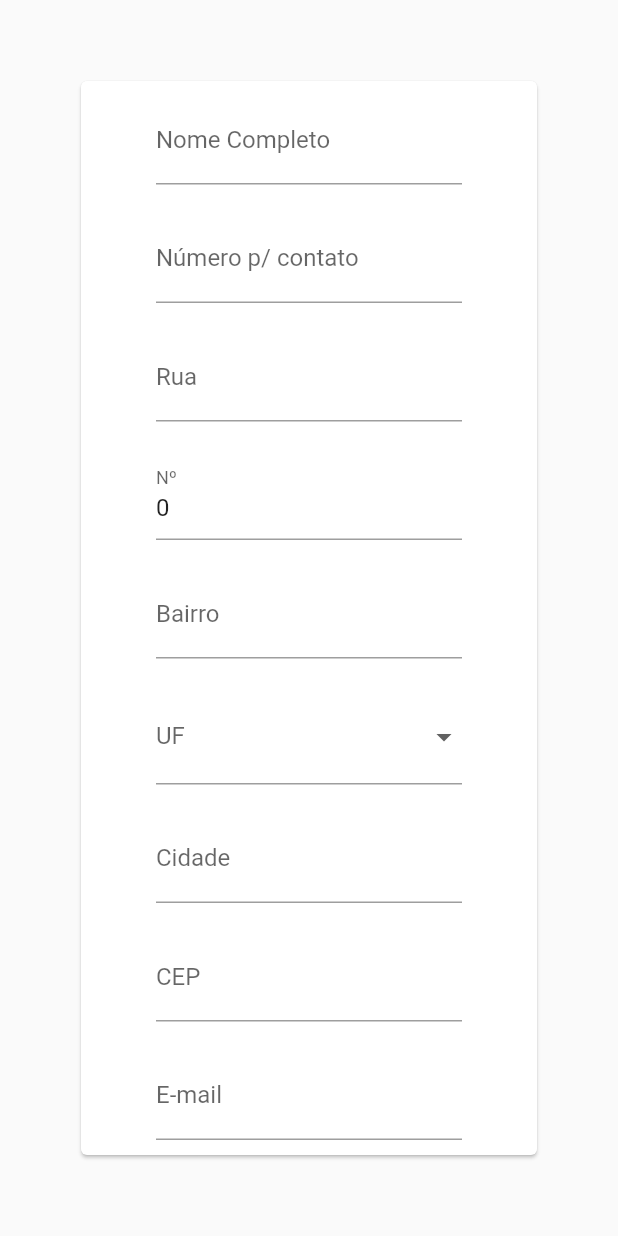
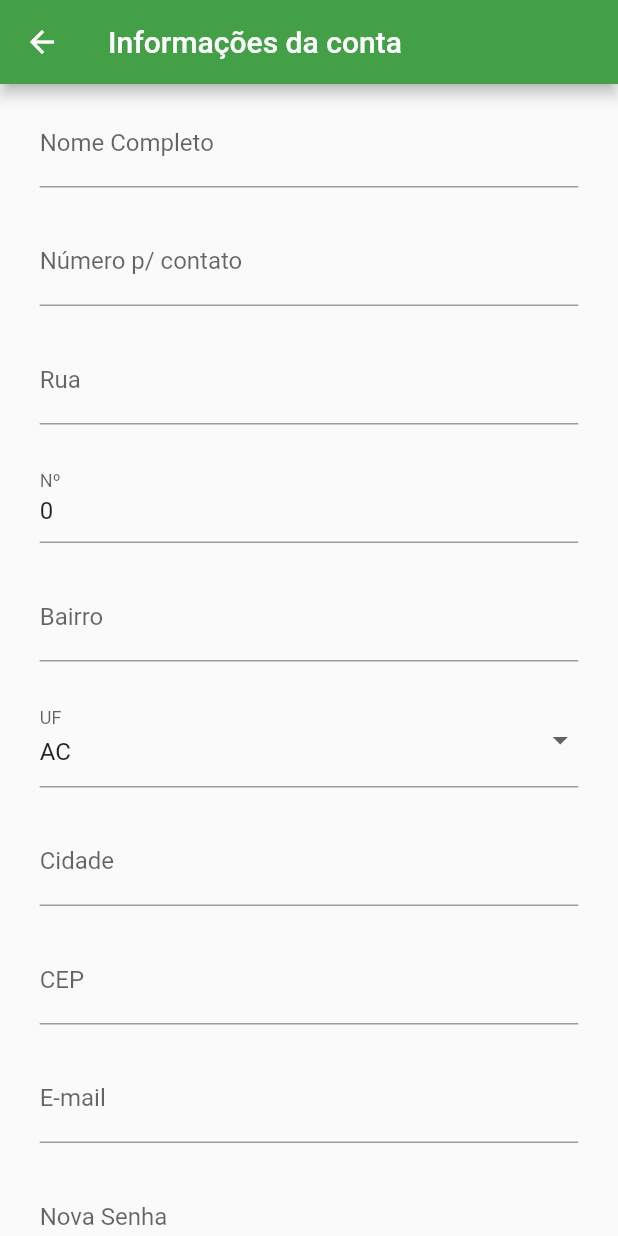
Before and after one commit to cadupereira21/SI700-Mobile, a Flutter app: the UserProfileScreen screen opened directly, on a phone screen of 412 x 824 dp. Run offline on Flutter 3.47's test engine with Material 2 defaults, Android fonts, the phone set to English and light mode, and no system bars; our stand-ins replace dio, flutter_bloc, mask_text_input_formatter; accounts and stored records are empty.

Commit message:
Update UserProfileScreen layout

```diff
--- a/app_seu_madeu_sucos/lib/Data/UserData.dart
+++ b/app_seu_madeu_sucos/lib/Data/UserData.dart
@@ -13,7 +13,7 @@ class UserData {
         street: "",
         streetNumber: 0,
         neighbour: "",
-        district: "",
+        district: "AC",
         city: "",
         cep: "",
       ),
--- a/app_seu_madeu_sucos/lib/View/UpdateUserInfoErrorScreen.dart
+++ b/app_seu_madeu_sucos/lib/View/UpdateUserInfoErrorScreen.dart
@@ -1,8 +1,5 @@
-import 'package:app_seu_madeu_sucos/Controller/Requester/UserRequester/UserRequesterBloc.dart';
-import 'package:app_seu_madeu_sucos/Controller/Requester/UserRequester/UserRequesterState.dart';
 import 'package:app_seu_madeu_sucos/View/UserProfileScreen.dart';
 import 'package:flutter/material.dart';
-import 'package:flutter_bloc/flutter_bloc.dart';
 
 class UpdateUserInfoErrorScreen extends StatelessWidget {
   const UpdateUserInfoErrorScreen({super.key});
--- a/app_seu_madeu_sucos/lib/View/UserProfileScreen.dart
+++ b/app_seu_madeu_sucos/lib/View/UserProfileScreen.dart
@@ -5,7 +5,6 @@ import 'package:flutter_bloc/flutter_bloc.dart';
 import 'package:mask_text_input_formatter/mask_text_input_formatter.dart';
 import '../Controller/Requester/UserRequester/UserRequesterBloc.dart';
 import '../Controller/Requester/UserRequester/UserRequesterEvent.dart';
-import '../Controller/Requester/UserRequester/UserRequesterState.dart';
 import '../Data/UserData.dart';
 import '../Model/Districts.dart';
 import '../Model/User.dart';
@@ -28,14 +27,17 @@ class _UserProfileScreenState extends State<UserProfileScreen> {
 
   @override
   Widget build(BuildContext context) {
-    return Padding(
-      padding: const EdgeInsets.all(50.0),
-      child: Card(
-        child: SingleChildScrollView(
+    var screenWidth = MediaQuery.of(context).size.width;
+    var screenHeight = MediaQuery.of(context).size.height;
+    return Scaffold(
+      appBar: AppBar(
+        title: const Text("Informações da conta"),
+      ),
+      body: SingleChildScrollView(
         child: Form(
           key: _formKey,
           child: Container(
-              margin: const EdgeInsets.fromLTRB(40, 0, 40, 0),
+            margin: EdgeInsets.fromLTRB(screenWidth*0.04, 0, screenWidth*0.04, 0),
             child: Column(
               children: [
                 formTextField(
@@ -183,19 +185,18 @@ class _UserProfileScreenState extends State<UserProfileScreen> {
                 formNewPasswordField(),
                 deleteUserButton(),
                 Padding(
-                    padding: const EdgeInsets.only(top: 30),
+                  padding: EdgeInsets.only(top: screenHeight*0.02),
                   child: Row(
                     mainAxisAlignment: MainAxisAlignment.spaceAround,
                     children: [
-                        formButton("Salvar", _updateAction),
                       formButton("Voltar", () {
                         Navigator.pop(context);
                       }),
+                      formButton("Salvar", _updateAction),
                     ],
                   ),
                 ),
               ],
-              ),
             ),
           ),
         ),
```
Lines whose indentation alone changed are shown as unchanged.
